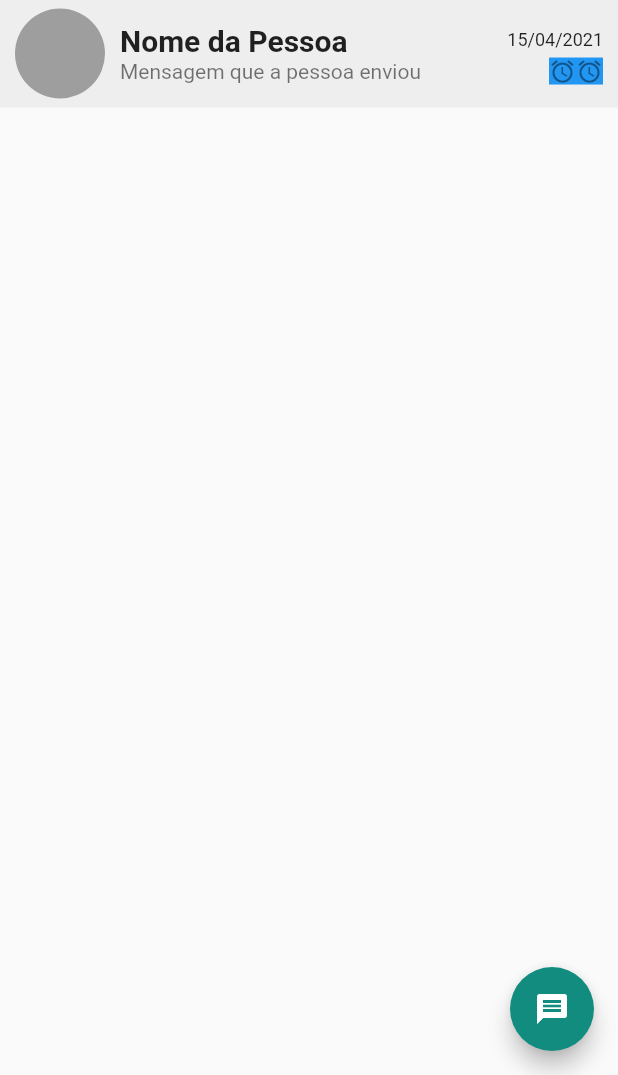
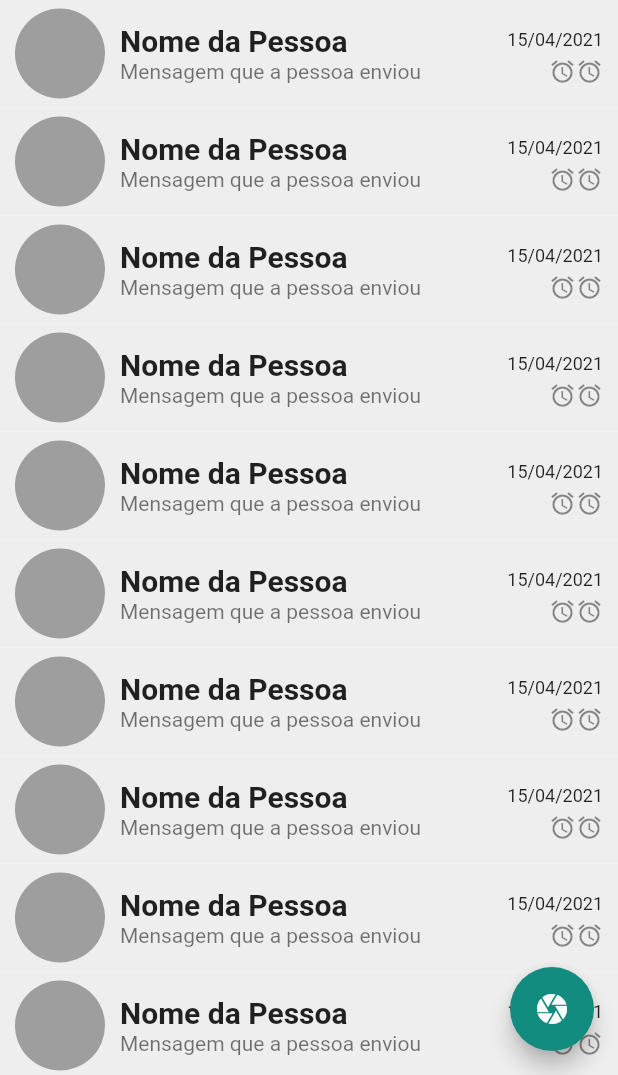
Before and after one commit to gu7avo182/WhatsApp-in-Flutter, a Flutter app: the screen it shows after launch, tab 2 chosen, on a phone screen of 412 x 824 dp, the part 161-1236 px from its top. Run offline on Flutter 3.47's test engine with Material 2 defaults, Android fonts, the phone set to English and light mode, and no system bars.

Commit message:
20/06/2021

```diff
--- a/lib/page.dart
+++ b/lib/page.dart
@@ -1,45 +1,85 @@
 import 'package:flutter/material.dart';
 import 'package:whatsapp/widgets/conversas.dart';
-
-void main() =>runApp(Pageone());
 
 class Pageone extends StatefulWidget {
 
   @override
-  _PageoneState createState() => _PageoneState();
+   _PageoneState createState(){
+    print('A PAGINA FOI CRIADA');
+    return _PageoneState();
   }
 
-class _PageoneState extends State<Pageone> with  SingleTickerProviderStateMixin{
+}
+
+class _PageoneState extends State<Pageone> with  SingleTickerProviderStateMixin {
+
+      void createdController(){
+        _tabController = new TabController(length: 4, vsync: this);
+        _scrollController = new ScrollController();
+      }
+
+      void atual(){
+        print(' O VALOR ATUAL DO INDEX É: ${_tabController.index}');
+      }
+
+      double construido = 0.0;
+      void construirPage(int valor){
+      construido++;
+      print('A PAGINA FO CONSTRUIDA $construido vezes');
+    }
+
+    double x = 0.0;
+    double y = 0.0;
+    double z = 0.0;
+
+    void _updateLocation(PointerEvent details) {
+    setState(() {
+      x = details.position.dx;
+      y = details.position.dy;
+    });
+  }
+
+  Icon getIcon(int currentIndex){
+    switch (currentIndex) {
+      case 0 : return Icon(Icons.camera);
+      case 1 : return Icon(Icons.message);
+      case 2: return Icon(Icons.alarm);
+      case 3: return Icon(Icons.call);
+      default: return Icon(Icons.ac_unit);
+    }
+  }
 
   late TabController _tabController;
   late ScrollController _scrollController;
   Icon cusIcon = Icon(Icons.search);
-
   Widget cusSearchBar = Text("WhatsApp");
   Widget menuBar = Icon(Icons.more_vert);
-
   Color topBackground = Color(0xFF075E54);
 
     // ignore: must_call_super
     void initState(){
-      //EXCLUSIVO PARA TAB E TAB CONTROLER
+    createdController();
+  }
 
-    _tabController = new TabController(length: 4, vsync: this);
-    //CONTROLA WIDGETS ROLAVEIS
-    _scrollController = new ScrollController();
+  @override
+  void didChangeDependencies(){
+    super.didChangeDependencies();
+    print('A PAGINA FOI ATUALIZADA ');
   }
+
 
   @override
   Widget build(BuildContext context) {
 
     double widthtotal = MediaQuery.of(context).size.width;
+    atual();
     return MaterialApp(
     debugShowCheckedModeBanner: false,
     home: Scaffold(
 
     floatingActionButton: FloatingActionButton(
       onPressed: () {},
-      child: const Icon(Icons.message),
+      child: getIcon(_tabController.index),
       backgroundColor: Color(0XFF128c7e),
       ),
 
@@ -137,7 +177,6 @@ class _PageoneState extends State<Pageone> with  SingleTickerProviderStateMixin{
                 child: Tab(
                 text: "CHAMADAS"),
                 width: (widthtotal/3) - 15),
-
                 ]
               ),
             ),
@@ -145,16 +184,18 @@ class _PageoneState extends State<Pageone> with  SingleTickerProviderStateMixin{
         },
         body: Stack(
             children: [
+                Listener(
+                  onPointerMove: _updateLocation,
+            child: TabBarView(
 
-              TabBarView(
               controller: _tabController,
               children: [
-
                 Container(child: Text('Camera')),
                 Conversas(),
                 Text('Status'),
                 Text('Chamadas'),
                   ],
+                ),
               ),
             ]
           ),
--- a/lib/widgets/conversas.dart
+++ b/lib/widgets/conversas.dart
@@ -9,7 +9,7 @@ class Conversas extends StatelessWidget {
     return Container(
       child: ListView.builder(
 
-        itemCount: 1,
+        itemCount: 10,
         scrollDirection: Axis.vertical,
         padding: EdgeInsets.all(0),
         dragStartBehavior: DragStartBehavior.start,
@@ -65,7 +65,6 @@ class Conversas extends StatelessWidget {
                               children: [
                                 Text('Mensagem que a pessoa enviou', style: TextStyle(),),
                                 Container(
-                                  color: Colors.blue,
                                   child: Row(
                                     children: [
                                       Icon(Icons.access_alarm_sharp, size: 18,),
```
Also changed, not shown: lib/main.dart (+11 -28 lines). Lines whose indentation alone changed are shown as unchanged.
